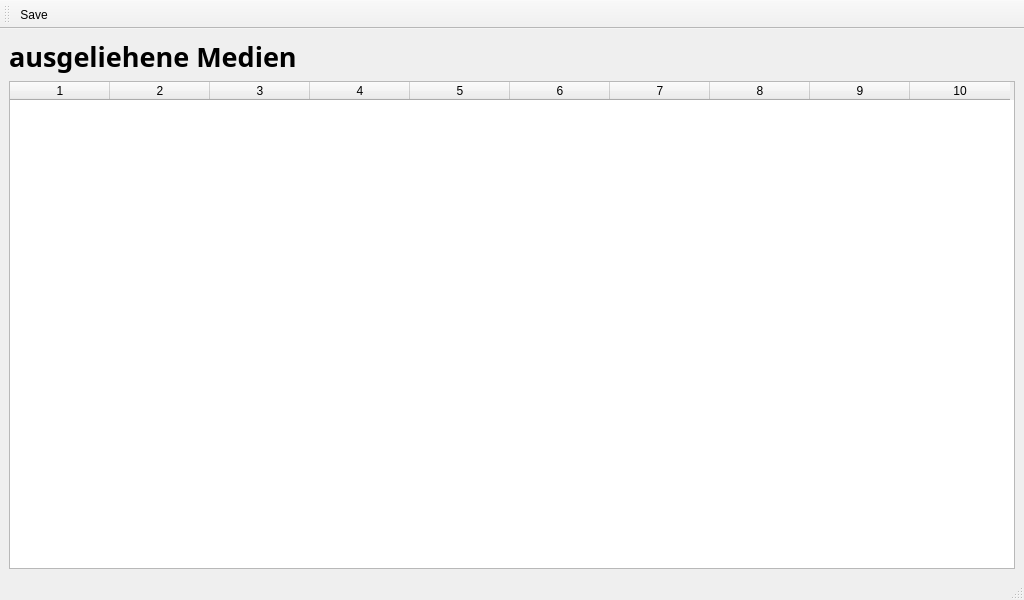
Above: medienverwaltung.ui from SimonFliegel/cpp-beleg before the change. Below: the same form after it.
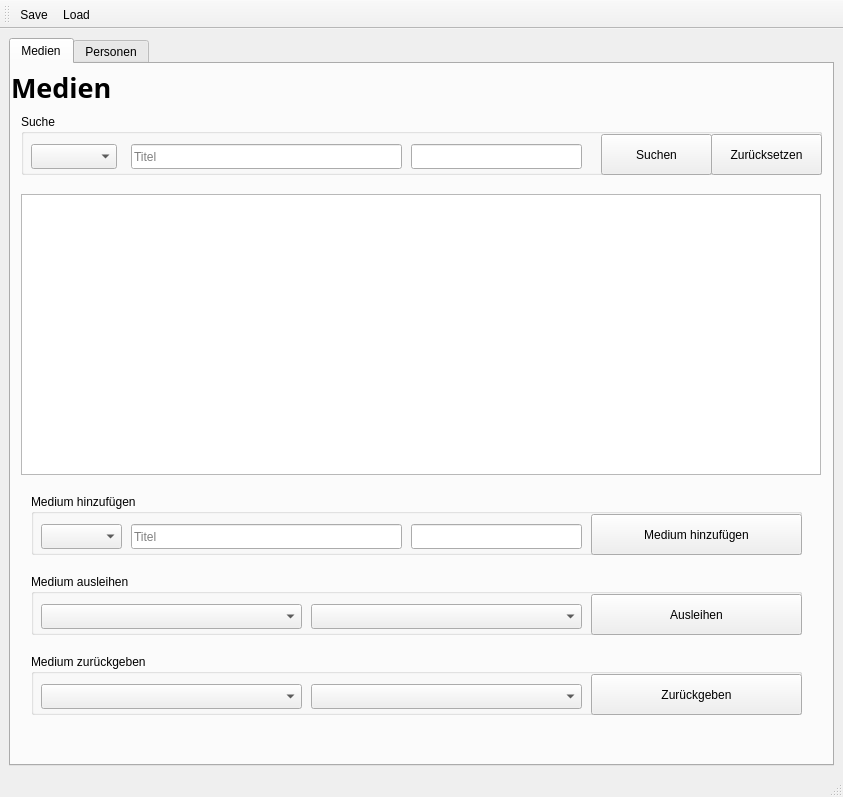
That is the form after the change. The open tabs and pages were chosen to show the change. Icons and pictures are not drawn.

Patch:
```diff
--- a/medienverwaltung.ui
+++ b/medienverwaltung.ui
@@ -6,8 +6,8 @@
    <rect>
     <x>0</x>
     <y>0</y>
-    <width>1024</width>
-    <height>600</height>
+    <width>843</width>
+    <height>797</height>
    </rect>
   </property>
   <property name="windowTitle">
@@ -16,52 +16,509 @@
   <widget class="QWidget" name="centralwidget">
    <layout class="QGridLayout" name="gridLayout">
     <item row="1" column="0">
-     <widget class="QTableWidget" name="tbl_Media">
-      <property name="sizePolicy">
-       <sizepolicy hsizetype="Preferred" vsizetype="Preferred">
-        <horstretch>0</horstretch>
-        <verstretch>0</verstretch>
-       </sizepolicy>
+     <widget class="QTabWidget" name="tab_view">
+      <property name="currentIndex">
+       <number>1</number>
       </property>
-      <property name="columnCount">
-       <number>10</number>
-      </property>
-      <attribute name="horizontalHeaderCascadingSectionResizes">
-       <bool>false</bool>
-      </attribute>
-      <column/>
-      <column/>
-      <column/>
-      <column/>
-      <column/>
-      <column/>
-      <column/>
-      <column/>
-      <column/>
-      <column/>
-     </widget>
-    </item>
-    <item row="0" column="0">
-     <widget class="QLabel" name="lbl_mediaHeader">
-      <property name="sizePolicy">
-       <sizepolicy hsizetype="Preferred" vsizetype="Fixed">
-        <horstretch>0</horstretch>
-        <verstretch>0</verstretch>
-       </sizepolicy>
-      </property>
-      <property name="font">
-       <font>
-        <family>Ubuntu Mono</family>
-        <pointsize>20</pointsize>
-        <bold>true</bold>
-       </font>
-      </property>
-      <property name="text">
-       <string>ausgeliehene Medien</string>
-      </property>
-      <property name="margin">
-       <number>10</number>
-      </property>
+      <widget class="QWidget" name="tab_media">
+       <attribute name="title">
+        <string>Medien</string>
+       </attribute>
+       <widget class="QLabel" name="lbl_mediaHeader">
+        <property name="geometry">
+         <rect>
+          <x>0</x>
+          <y>0</y>
+          <width>801</width>
+          <height>47</height>
+         </rect>
+        </property>
+        <property name="sizePolicy">
+         <sizepolicy hsizetype="Preferred" vsizetype="Fixed">
+          <horstretch>0</horstretch>
+          <verstretch>0</verstretch>
+         </sizepolicy>
+        </property>
+        <property name="font">
+         <font>
+          <family>Ubuntu Mono</family>
+          <pointsize>20</pointsize>
+          <bold>true</bold>
+         </font>
+        </property>
+        <property name="text">
+         <string>Medien</string>
+        </property>
+        <property name="margin">
+         <number>10</number>
+        </property>
+       </widget>
+       <widget class="QGroupBox" name="gB_addMedia">
+        <property name="geometry">
+         <rect>
+          <x>20</x>
+          <y>430</y>
+          <width>771</width>
+          <height>61</height>
+         </rect>
+        </property>
+        <property name="title">
+         <string>Medium hinzufügen</string>
+        </property>
+        <widget class="QComboBox" name="cB_addMedia_type">
+         <property name="geometry">
+          <rect>
+           <x>10</x>
+           <y>30</y>
+           <width>81</width>
+           <height>25</height>
+          </rect>
+         </property>
+        </widget>
+        <widget class="QLineEdit" name="lE_addMedia_title">
+         <property name="geometry">
+          <rect>
+           <x>100</x>
+           <y>30</y>
+           <width>271</width>
+           <height>25</height>
+          </rect>
+         </property>
+         <property name="placeholderText">
+          <string>Titel</string>
+         </property>
+        </widget>
+        <widget class="QPushButton" name="btn_addMedia">
+         <property name="geometry">
+          <rect>
+           <x>560</x>
+           <y>20</y>
+           <width>211</width>
+           <height>41</height>
+          </rect>
+         </property>
+         <property name="text">
+          <string>Medium hinzufügen</string>
+         </property>
+        </widget>
+        <widget class="QLineEdit" name="lE_addMedia_creator">
+         <property name="geometry">
+          <rect>
+           <x>380</x>
+           <y>30</y>
+           <width>171</width>
+           <height>25</height>
+          </rect>
+         </property>
+        </widget>
+       </widget>
+       <widget class="QTableWidget" name="db_media">
+        <property name="geometry">
+         <rect>
+          <x>10</x>
+          <y>130</y>
+          <width>800</width>
+          <height>281</height>
+         </rect>
+        </property>
+       </widget>
+       <widget class="QGroupBox" name="gB_Suche">
+        <property name="geometry">
+         <rect>
+          <x>10</x>
+          <y>50</y>
+          <width>801</width>
+          <height>61</height>
+         </rect>
+        </property>
+        <property name="title">
+         <string>Suche</string>
+        </property>
+        <widget class="QComboBox" name="cB_searchMedia_type">
+         <property name="geometry">
+          <rect>
+           <x>10</x>
+           <y>30</y>
+           <width>86</width>
+           <height>25</height>
+          </rect>
+         </property>
+        </widget>
+        <widget class="QLineEdit" name="lE_searchMedia_title">
+         <property name="geometry">
+          <rect>
+           <x>110</x>
+           <y>30</y>
+           <width>271</width>
+           <height>25</height>
+          </rect>
+         </property>
+         <property name="placeholderText">
+          <string>Titel</string>
+         </property>
+        </widget>
+        <widget class="QLineEdit" name="lE_searchMedia_creator">
+         <property name="geometry">
+          <rect>
+           <x>390</x>
+           <y>30</y>
+           <width>171</width>
+           <height>25</height>
+          </rect>
+         </property>
+        </widget>
+        <widget class="QPushButton" name="btn_searchMedia">
+         <property name="geometry">
+          <rect>
+           <x>580</x>
+           <y>20</y>
+           <width>111</width>
+           <height>41</height>
+          </rect>
+         </property>
+         <property name="text">
+          <string>Suchen</string>
+         </property>
+        </widget>
+        <widget class="QPushButton" name="btn_resetSearchMedia">
+         <property name="geometry">
+          <rect>
+           <x>690</x>
+           <y>20</y>
+           <width>111</width>
+           <height>41</height>
+          </rect>
+         </property>
+         <property name="text">
+          <string>Zurücksetzen</string>
+         </property>
+        </widget>
+       </widget>
+       <widget class="QGroupBox" name="gB_lendMedia_2">
+        <property name="geometry">
+         <rect>
+          <x>20</x>
+          <y>510</y>
+          <width>771</width>
+          <height>61</height>
+         </rect>
+        </property>
+        <property name="title">
+         <string>Medium ausleihen</string>
+        </property>
+        <widget class="QPushButton" name="btn_lendMedia">
+         <property name="geometry">
+          <rect>
+           <x>560</x>
+           <y>20</y>
+           <width>211</width>
+           <height>41</height>
+          </rect>
+         </property>
+         <property name="text">
+          <string>Ausleihen</string>
+         </property>
+        </widget>
+        <widget class="QComboBox" name="cB_lendMedia_user">
+         <property name="geometry">
+          <rect>
+           <x>280</x>
+           <y>30</y>
+           <width>271</width>
+           <height>25</height>
+          </rect>
+         </property>
+        </widget>
+        <widget class="QComboBox" name="cB_lendMedia_media">
+         <property name="geometry">
+          <rect>
+           <x>10</x>
+           <y>30</y>
+           <width>261</width>
+           <height>25</height>
+          </rect>
+         </property>
+        </widget>
+       </widget>
+       <widget class="QGroupBox" name="gB_returnMedia">
+        <property name="geometry">
+         <rect>
+          <x>20</x>
+          <y>590</y>
+          <width>771</width>
+          <height>61</height>
+         </rect>
+        </property>
+        <property name="title">
+         <string>Medium zurückgeben</string>
+        </property>
+        <widget class="QPushButton" name="btn_returnMedia">
+         <property name="geometry">
+          <rect>
+           <x>560</x>
+           <y>20</y>
+           <width>211</width>
+           <height>41</height>
+          </rect>
+         </property>
+         <property name="text">
+          <string>Zurückgeben</string>
+         </property>
+        </widget>
+        <widget class="QComboBox" name="cB_returnMedia_media">
+         <property name="geometry">
+          <rect>
+           <x>280</x>
+           <y>30</y>
+           <width>271</width>
+           <height>25</height>
+          </rect>
+         </property>
+        </widget>
+        <widget class="QComboBox" name="cB_returnMedia_user">
+         <property name="geometry">
+          <rect>
+           <x>10</x>
+           <y>30</y>
+           <width>261</width>
+           <height>25</height>
+          </rect>
+         </property>
+        </widget>
+       </widget>
+       <zorder>gB_addMedia</zorder>
+       <zorder>lbl_mediaHeader</zorder>
+       <zorder>db_media</zorder>
+       <zorder>gB_Suche</zorder>
+       <zorder>gB_lendMedia_2</zorder>
+       <zorder>gB_returnMedia</zorder>
+      </widget>
+      <widget class="QWidget" name="tab_users">
+       <attribute name="title">
+        <string>Personen</string>
+       </attribute>
+       <widget class="QLabel" name="lbl_userHeader">
+        <property name="geometry">
+         <rect>
+          <x>0</x>
+          <y>0</y>
+          <width>1006</width>
+          <height>47</height>
+         </rect>
+        </property>
+        <property name="sizePolicy">
+         <sizepolicy hsizetype="Preferred" vsizetype="Fixed">
+          <horstretch>0</horstretch>
+          <verstretch>0</verstretch>
+         </sizepolicy>
+        </property>
+        <property name="font">
+         <font>
+          <family>Ubuntu Mono</family>
+          <pointsize>20</pointsize>
+          <bold>true</bold>
+         </font>
+        </property>
+        <property name="text">
+         <string>Registrierte Nutzer</string>
+        </property>
+        <property name="margin">
+         <number>10</number>
+        </property>
+       </widget>
+       <widget class="QTableWidget" name="db_user">
+        <property name="geometry">
+         <rect>
+          <x>10</x>
+          <y>130</y>
+          <width>800</width>
+          <height>271</height>
+         </rect>
+        </property>
+       </widget>
+       <widget class="QGroupBox" name="gB_registerUser">
+        <property name="geometry">
+         <rect>
+          <x>20</x>
+          <y>420</y>
+          <width>371</width>
+          <height>231</height>
+         </rect>
+        </property>
+        <property name="title">
+         <string>Nutzer registrieren</string>
+        </property>
+        <widget class="QLineEdit" name="lE_registerUser_surname">
+         <property name="geometry">
+          <rect>
+           <x>140</x>
+           <y>50</y>
+           <width>191</width>
+           <height>25</height>
+          </rect>
+         </property>
+         <property name="placeholderText">
+          <string/>
+         </property>
+        </widget>
+        <widget class="QLabel" name="lbl_surname">
+         <property name="geometry">
+          <rect>
+           <x>20</x>
+           <y>50</y>
+           <width>67</width>
+           <height>17</height>
+          </rect>
+         </property>
+         <property name="text">
+          <string>Vorname:</string>
+         </property>
+        </widget>
+        <widget class="QLabel" name="lbl_name">
+         <property name="geometry">
+          <rect>
+           <x>20</x>
+           <y>100</y>
+           <width>81</width>
+           <height>17</height>
+          </rect>
+         </property>
+         <property name="text">
+          <string>Nachname:</string>
+         </property>
+        </widget>
+        <widget class="QLineEdit" name="lE_registerUser_name">
+         <property name="geometry">
+          <rect>
+           <x>140</x>
+           <y>100</y>
+           <width>191</width>
+           <height>25</height>
+          </rect>
+         </property>
+         <property name="placeholderText">
+          <string/>
+         </property>
+        </widget>
+        <widget class="QPushButton" name="btn_registerUser">
+         <property name="geometry">
+          <rect>
+           <x>20</x>
+           <y>180</y>
+           <width>311</width>
+           <height>41</height>
+          </rect>
+         </property>
+         <property name="text">
+          <string>registrieren</string>
+         </property>
+        </widget>
+       </widget>
+       <widget class="QGroupBox" name="gB_lentMedia">
+        <property name="geometry">
+         <rect>
+          <x>430</x>
+          <y>420</y>
+          <width>371</width>
+          <height>231</height>
+         </rect>
+        </property>
+        <property name="title">
+         <string>ausgeliehene Medien</string>
+        </property>
+        <widget class="QListWidget" name="li_lentMedia">
+         <property name="geometry">
+          <rect>
+           <x>15</x>
+           <y>30</y>
+           <width>341</width>
+           <height>141</height>
+          </rect>
+         </property>
+         <property name="selectionMode">
+          <enum>QAbstractItemView::MultiSelection</enum>
+         </property>
+        </widget>
+        <widget class="QPushButton" name="btn_returnMedia_user">
+         <property name="geometry">
+          <rect>
+           <x>30</x>
+           <y>180</y>
+           <width>311</width>
+           <height>41</height>
+          </rect>
+         </property>
+         <property name="text">
+          <string>zurückgeben</string>
+         </property>
+        </widget>
+       </widget>
+       <widget class="QGroupBox" name="gB_searchUser">
+        <property name="geometry">
+         <rect>
+          <x>10</x>
+          <y>50</y>
+          <width>801</width>
+          <height>61</height>
+         </rect>
+        </property>
+        <property name="title">
+         <string>Suche</string>
+        </property>
+        <widget class="QLineEdit" name="lE_searchUser_surname">
+         <property name="geometry">
+          <rect>
+           <x>10</x>
+           <y>30</y>
+           <width>271</width>
+           <height>25</height>
+          </rect>
+         </property>
+         <property name="placeholderText">
+          <string>Vorname</string>
+         </property>
+        </widget>
+        <widget class="QLineEdit" name="lE_searchUser_name">
+         <property name="geometry">
+          <rect>
+           <x>290</x>
+           <y>30</y>
+           <width>271</width>
+           <height>25</height>
+          </rect>
+         </property>
+         <property name="placeholderText">
+          <string>Name</string>
+         </property>
+        </widget>
+        <widget class="QPushButton" name="btn_searchUser">
+         <property name="geometry">
+          <rect>
+           <x>580</x>
+           <y>20</y>
+           <width>111</width>
+           <height>41</height>
+          </rect>
+         </property>
+         <property name="text">
+          <string>Suchen</string>
+         </property>
+        </widget>
+        <widget class="QPushButton" name="btn_resetSearchUser">
+         <property name="geometry">
+          <rect>
+           <x>690</x>
+           <y>20</y>
+           <width>111</width>
+           <height>41</height>
+          </rect>
+         </property>
+         <property name="text">
+          <string>Zurücksetzen</string>
+         </property>
+        </widget>
+       </widget>
+      </widget>
      </widget>
     </item>
    </layout>
@@ -88,6 +545,7 @@
     <bool>false</bool>
    </attribute>
    <addaction name="actionSave"/>
+   <addaction name="actionLoad"/>
   </widget>
   <action name="actionSave">
    <property name="icon">
@@ -98,6 +556,21 @@
    <property name="text">
     <string>Save</string>
    </property>
+   <property name="toolTip">
+    <string>Save data to files</string>
+   </property>
+  </action>
+  <action name="actionLoad">
+   <property name="icon">
+    <iconset resource="resources.qrc">
+     <normaloff>:/img/import.png</normaloff>:/img/import.png</iconset>
+   </property>
+   <property name="text">
+    <string>Load</string>
+   </property>
+   <property name="toolTip">
+    <string>Load data from files</string>
+   </property>
   </action>
  </widget>
  <resources/>
```
Left out of the diff: 6 changed lines with no effect on the pictures.
